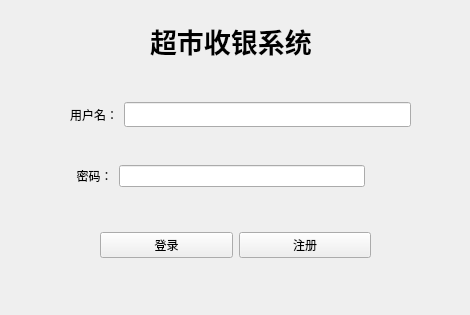
Hong16-9/QT_SuperMarket, file src/LogIn/LoginDialog.ui: the form before one commit.
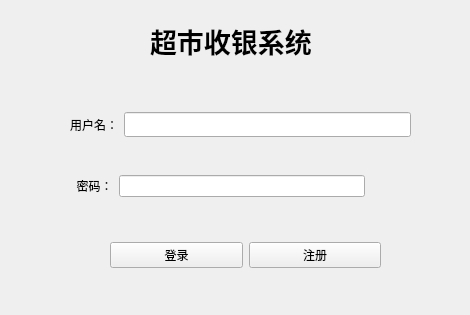
The form after the commit. Icons and pictures are not drawn.

Patch:
```diff
--- a/src/LogIn/LoginDialog.ui
+++ b/src/LogIn/LoginDialog.ui
@@ -26,7 +26,7 @@
    <property name="geometry">
     <rect>
      <x>70</x>
-     <y>70</y>
+     <y>80</y>
      <width>341</width>
      <height>151</height>
     </rect>
@@ -108,8 +108,8 @@
   <widget class="QWidget" name="horizontalLayoutWidget">
    <property name="geometry">
     <rect>
-     <x>100</x>
-     <y>230</y>
+     <x>110</x>
+     <y>240</y>
      <width>271</width>
      <height>31</height>
     </rect>
```
Left out of the diff: 28 changed lines with no effect on the pictures.
